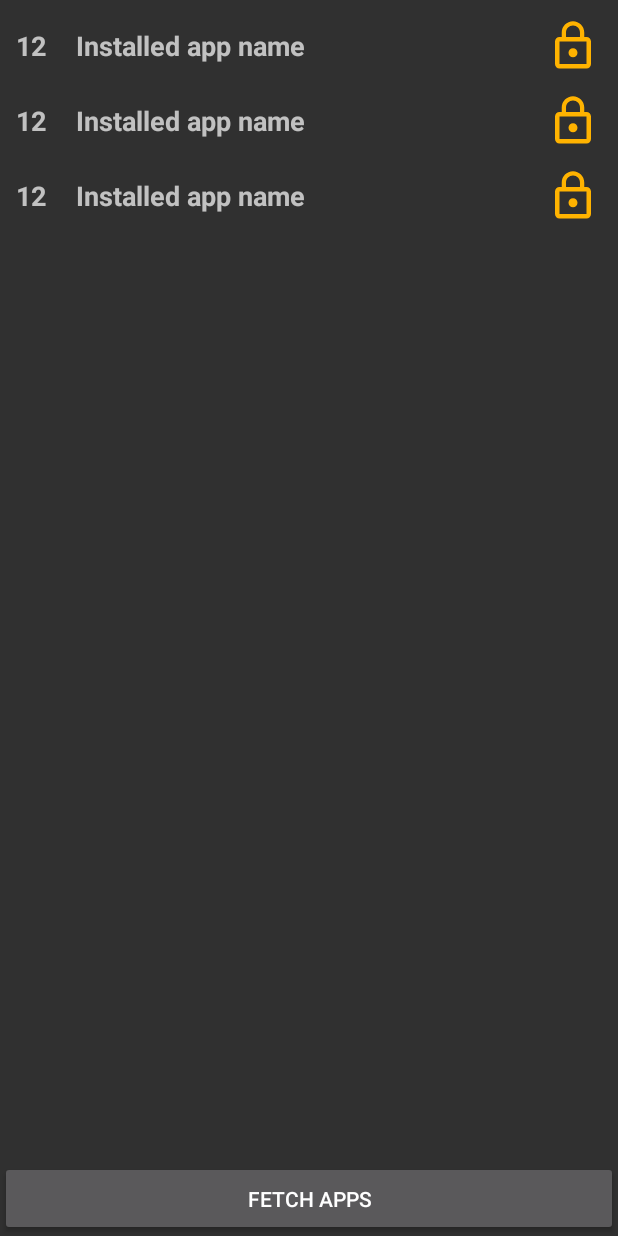
After one commit to Ankit-Khachane/MAR-Android, an Android app: the layout home_activity.xml on its own in the app's theme, with its tools: preview values and no code run, on a phone screen of 412 x 824 dp. The commit adds this screen. Run offline under Robolectric (Android 15) with nearby library versions, the phone set to English and light mode, and no system bars.

Commit message:
Added Activity For Fetching Installed App List on Button Click

```diff
--- a/app/build.gradle
+++ b/app/build.gradle
@@ -22,6 +22,7 @@ dependencies {
     implementation fileTree(dir: 'libs', include: ['*.jar'])
     implementation 'com.android.support:appcompat-v7:28.0.0'
     implementation 'com.android.support.constraint:constraint-layout:1.1.3'
+    implementation 'com.android.support:recyclerview-v7:28.0.0'
     //Android Core and System Util Code Library
     implementation 'com.blankj:utilcode:1.23.4'
 
--- a/app/src/main/java/com/mar/SplashScreen.java
+++ b/app/src/main/java/com/mar/SplashScreen.java
@@ -1,5 +1,6 @@
 package com.mar;
 
+import android.content.Intent;
 import android.content.pm.PackageInfo;
 import android.content.pm.PackageManager;
 import android.os.Bundle;
@@ -31,5 +32,7 @@ public class SplashScreen extends AppCompatActivity {
             count++;
         }
         Log.i(TAG, "Total installed - " + count + " Package manager list size - " + mPackageInfoList.size());
+        Intent i = new Intent(this, HomeActivity.class);
+        startActivity(i);
     }
 }
--- /dev/null
+++ b/app/src/main/res/drawable/ic_lock_locked_black_36dp.xml
@@ -0,0 +1,9 @@
+<vector xmlns:android="http://schemas.android.com/apk/res/android"
+    android:width="36dp"
+    android:height="36dp"
+    android:viewportWidth="24.0"
+    android:viewportHeight="24.0">
+    <path
+        android:fillColor="#FFB300"
+        android:pathData="M12,17c1.1,0 2,-0.9 2,-2s-0.9,-2 -2,-2 -2,0.9 -2,2 0.9,2 2,2zM18,8h-1L17,6c0,-2.76 -2.24,-5 -5,-5S7,3.24 7,6v2L6,8c-1.1,0 -2,0.9 -2,2v10c0,1.1 0.9,2 2,2h12c1.1,0 2,-0.9 2,-2L20,10c0,-1.1 -0.9,-2 -2,-2zM8.9,6c0,-1.71 1.39,-3.1 3.1,-3.1s3.1,1.39 3.1,3.1v2L8.9,8L8.9,6zM18,20L6,20L6,10h12v10z" />
+</vector>
--- /dev/null
+++ b/app/src/main/res/layout/home_activity.xml
@@ -0,0 +1,27 @@
+<?xml version="1.0" encoding="utf-8"?>
+<LinearLayout xmlns:android="http://schemas.android.com/apk/res/android"
+    xmlns:tools="http://schemas.android.com/tools"
+    android:id="@+id/home_activity"
+    android:layout_width="match_parent"
+    android:layout_height="match_parent"
+    android:orientation="vertical"
+    tools:context=".HomeActivity">
+
+    <android.support.v7.widget.RecyclerView
+        android:id="@+id/app_list_recyclerview"
+        android:layout_width="match_parent"
+        android:layout_height="wrap_content"
+        android:layout_margin="5dp"
+        android:layout_weight="1"
+        android:orientation="vertical"
+        android:scrollbars="vertical"
+        tools:listitem="@layout/item_app_list" />
+
+    <Button
+        android:id="@+id/btn_fetch_all_app"
+        android:layout_width="match_parent"
+        android:layout_height="50dp"
+        android:layout_weight="0"
+        android:onClick="fetchInstalledApps"
+        android:text="@string/btn_fetch_apps_title" />
+</LinearLayout>
--- /dev/null
+++ b/app/src/main/res/layout/item_app_list.xml
@@ -0,0 +1,44 @@
+<?xml version="1.0" encoding="utf-8"?>
+<LinearLayout xmlns:android="http://schemas.android.com/apk/res/android"
+    xmlns:tools="http://schemas.android.com/tools"
+    android:id="@+id/item_app_list"
+    android:layout_width="match_parent"
+    android:layout_height="50dp"
+    android:orientation="horizontal">
+
+    <TextView
+        android:id="@+id/tv_app_no"
+        android:layout_width="40dp"
+        android:layout_height="match_parent"
+        android:layout_gravity="start"
+        android:gravity="start|center_vertical"
+        android:paddingStart="5dp"
+        android:paddingEnd="0dp"
+        android:text="@string/app_list_item_no_tag"
+        android:textSize="18sp"
+        android:textStyle="bold" />
+
+    <TextView
+        android:id="@+id/tv_app_item_name"
+        android:layout_width="wrap_content"
+        android:layout_height="match_parent"
+        android:layout_gravity="start"
+        android:layout_weight="1"
+        android:gravity="start|center_vertical"
+        android:paddingLeft="5dp"
+        android:paddingRight="5dp"
+        android:text="@string/app_list_item_name_tag"
+        android:textSize="18sp"
+        android:textStyle="bold"
+        tools:ignore="InefficientWeight" />
+
+    <ImageView
+        android:id="@+id/iv_app_lock_toggle"
+        android:layout_width="50dp"
+        android:layout_height="match_parent"
+        android:layout_gravity="end"
+        android:contentDescription="@string/app_lock_toggle_drawable"
+        android:scaleType="center"
+        android:src="@drawable/ic_lock_locked_black_36dp" />
+
+</LinearLayout>
--- a/app/src/main/res/values/colors.xml
+++ b/app/src/main/res/values/colors.xml
@@ -1,6 +1,6 @@
 <?xml version="1.0" encoding="utf-8"?>
 <resources>
-    <color name="colorPrimary">#008577</color>
-    <color name="colorPrimaryDark">#00574B</color>
-    <color name="colorAccent">#D81B60</color>
+    <color name="colorPrimary">#1E88E5</color>
+    <color name="colorPrimaryDark">#3949AB</color>
+    <color name="colorAccent">#FB8C00</color>
 </resources>
--- a/app/src/main/res/values/strings.xml
+++ b/app/src/main/res/values/strings.xml
@@ -1,3 +1,7 @@
 <resources>
     <string name="app_name">MAR</string>
+    <string name="app_list_item_name_tag">Installed app name</string>
+    <string name="app_list_item_no_tag">12</string>
+    <string name="btn_fetch_apps_title">Fetch Apps</string>
+    <string name="app_lock_toggle_drawable">app_lock_toggle</string>
 </resources>
```
Also changed, not shown: app/src/main/AndroidManifest.xml (+6 -1 lines), app/src/main/java/com/mar/HomeActivity.java (added, +46 -0 lines), app/src/main/java/com/mar/adapter/AppListAdapter.java (added, +64 -0 lines), app/src/main/res/drawable/ic_lock_unlocked_black_36dp.xml (added, +9 -0 lines).
